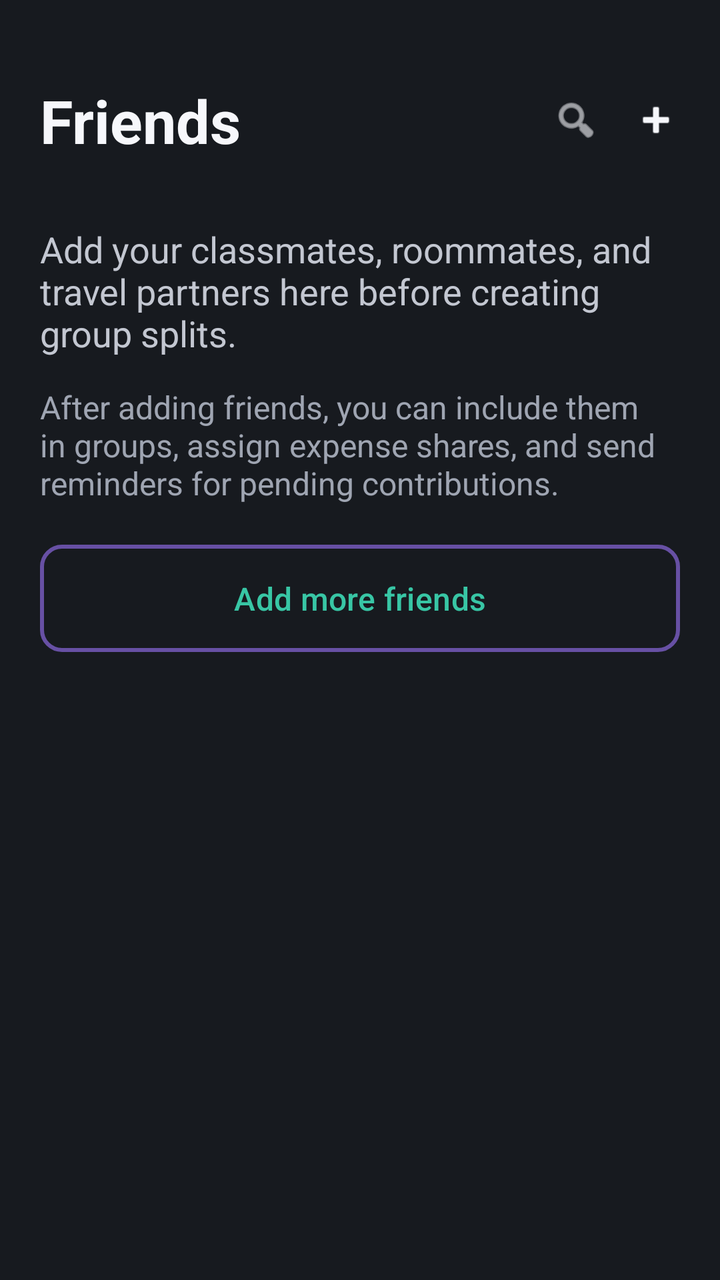
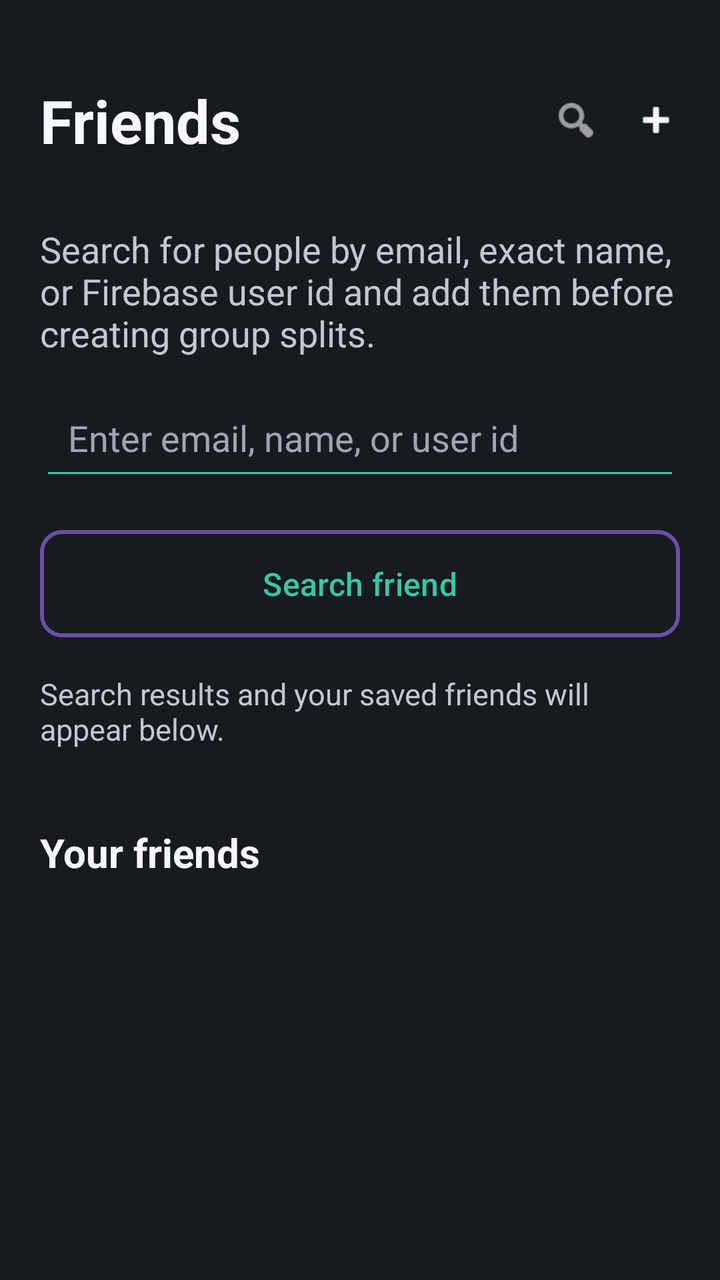

An Android layout rendered at two revisions. The XML below is the earlier revision; the diff shows what the commit changed to produce the second picture.
<!-- AndroidManifest.xml: application theme Theme.MyApplication -->
<!-- res/layout/fragment_friends.xml -->
<?xml version="1.0" encoding="utf-8"?>
<ScrollView xmlns:android="http://schemas.android.com/apk/res/android"
    android:layout_width="match_parent"
    android:layout_height="match_parent"
    android:background="@color/app_background"
    android:clipToPadding="false"
    android:fillViewport="true">

    <LinearLayout
        android:layout_width="match_parent"
        android:layout_height="wrap_content"
        android:orientation="vertical"
        android:paddingStart="20dp"
        android:paddingTop="40dp"
        android:paddingEnd="20dp"
        android:paddingBottom="32dp">

        <LinearLayout
            android:layout_width="match_parent"
            android:layout_height="wrap_content"
            android:gravity="center_vertical"
            android:orientation="horizontal">

            <TextView
                android:layout_width="0dp"
                android:layout_height="wrap_content"
                android:layout_weight="1"
                android:text="Friends"
                android:textColor="@color/text_primary"
                android:textSize="30sp"
                android:textStyle="bold" />

            <ImageView
                android:layout_width="24dp"
                android:layout_height="24dp"
                android:src="@android:drawable/ic_menu_search"
                android:tint="@color/text_primary" />

            <ImageView
                android:layout_width="24dp"
                android:layout_height="24dp"
                android:layout_marginStart="16dp"
                android:src="@android:drawable/ic_input_add"
                android:tint="@color/text_primary" />
        </LinearLayout>

        <TextView
            android:layout_width="match_parent"
            android:layout_height="wrap_content"
            android:layout_marginTop="32dp"
            android:text="Add your classmates, roommates, and travel partners here before creating group splits."
            android:textColor="@color/text_secondary"
            android:textSize="18sp" />

        <TextView
            android:layout_width="match_parent"
            android:layout_height="wrap_content"
            android:layout_marginTop="14dp"
            android:text="After adding friends, you can include them in groups, assign expense shares, and send reminders for pending contributions."
            android:textColor="@color/text_muted"
            android:textSize="16sp" />

        <Button
            android:layout_width="match_parent"
            android:layout_height="wrap_content"
            android:layout_marginTop="20dp"
            android:background="@drawable/bg_outline_button"
            android:paddingHorizontal="18dp"
            android:paddingVertical="12dp"
            android:text="Add more friends"
            android:textAllCaps="false"
            android:textColor="@color/accent_green"
            android:textSize="16sp" />
    </LinearLayout>

</ScrollView>
<!-- resources referenced by this layout -->
<resources>
  <color name="accent_green">#FF38C6A5</color>
  <color name="app_background">#171A1F</color>
  <color name="text_muted">#FF9FA5B2</color>
  <color name="text_primary">#FFF6F7FB</color>
  <color name="text_secondary">#FFC3C7D1</color>
  <!-- drawable bg_outline_button (drawable) -->
  <?xml version="1.0" encoding="utf-8"?>
  <shape xmlns:android="http://schemas.android.com/apk/res/android">
      <solid android:color="@android:color/transparent" />
      <stroke
          android:width="2dp"
          android:color="@color/accent_green" />
      <corners android:radius="10dp" />
  </shape>
  <style name="Theme.MyApplication" parent="Base.Theme.MyApplication" />
  <style name="Base.Theme.MyApplication" parent="Theme.Material3.DayNight.NoActionBar">
          
          
      </style>
</resources>

<!-- the commit's change to res/layout/fragment_friends.xml (unified diff, before → after) -->
@@ -48,29 +48,67 @@
             android:layout_width="match_parent"
             android:layout_height="wrap_content"
             android:layout_marginTop="32dp"
-            android:text="Add your classmates, roommates, and travel partners here before creating group splits."
+            android:text="Search for people by email, exact name, or Firebase user id and add them before creating group splits."
             android:textColor="@color/text_secondary"
             android:textSize="18sp" />
 
-        <TextView
+        <EditText
+            android:id="@+id/editTextFriendSearch"
             android:layout_width="match_parent"
             android:layout_height="wrap_content"
             android:layout_marginTop="14dp"
-            android:text="After adding friends, you can include them in groups, assign expense shares, and send reminders for pending contributions."
-            android:textColor="@color/text_muted"
-            android:textSize="16sp" />
+            android:backgroundTint="@color/accent_green"
+            android:hint="Enter email, name, or user id"
+            android:inputType="textEmailAddress"
+            android:padding="14dp"
+            android:textColor="@color/text_primary"
+            android:textColorHint="@color/text_muted" />
 
         <Button
+            android:id="@+id/buttonSearchFriend"
             android:layout_width="match_parent"
             android:layout_height="wrap_content"
             android:layout_marginTop="20dp"
             android:background="@drawable/bg_outline_button"
             android:paddingHorizontal="18dp"
             android:paddingVertical="12dp"
-            android:text="Add more friends"
+            android:text="Search friend"
             android:textAllCaps="false"
             android:textColor="@color/accent_green"
             android:textSize="16sp" />
+
+        <TextView
+            android:id="@+id/textViewFriendStatus"
+            android:layout_width="match_parent"
+            android:layout_height="wrap_content"
+            android:layout_marginTop="18dp"
+            android:text="Search results and your saved friends will appear below."
+            android:textColor="@color/text_secondary"
+            android:textSize="15sp" />
+
+        <LinearLayout
+            android:id="@+id/layoutFriendSearchResult"
+            android:layout_width="match_parent"
+            android:layout_height="wrap_content"
+            android:layout_marginTop="12dp"
+            android:orientation="vertical" />
+
+        <TextView
+            android:id="@+id/textViewFriendsHeading"
+            android:layout_width="match_parent"
+            android:layout_height="wrap_content"
+            android:layout_marginTop="26dp"
+            android:text="Your friends"
+            android:textColor="@color/text_primary"
+            android:textSize="20sp"
+            android:textStyle="bold" />
+
+        <LinearLayout
+            android:id="@+id/layoutFriendsContainer"
+            android:layout_width="match_parent"
+            android:layout_height="wrap_content"
+            android:layout_marginTop="12dp"
+            android:orientation="vertical" />
     </LinearLayout>
 
 </ScrollView>
